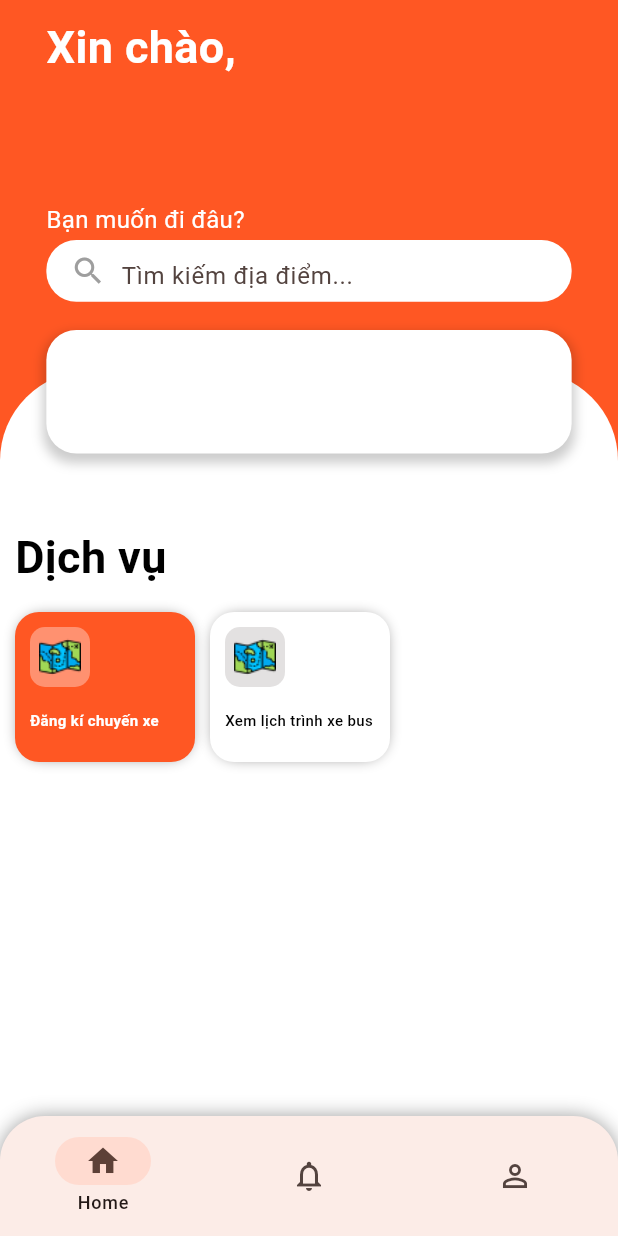
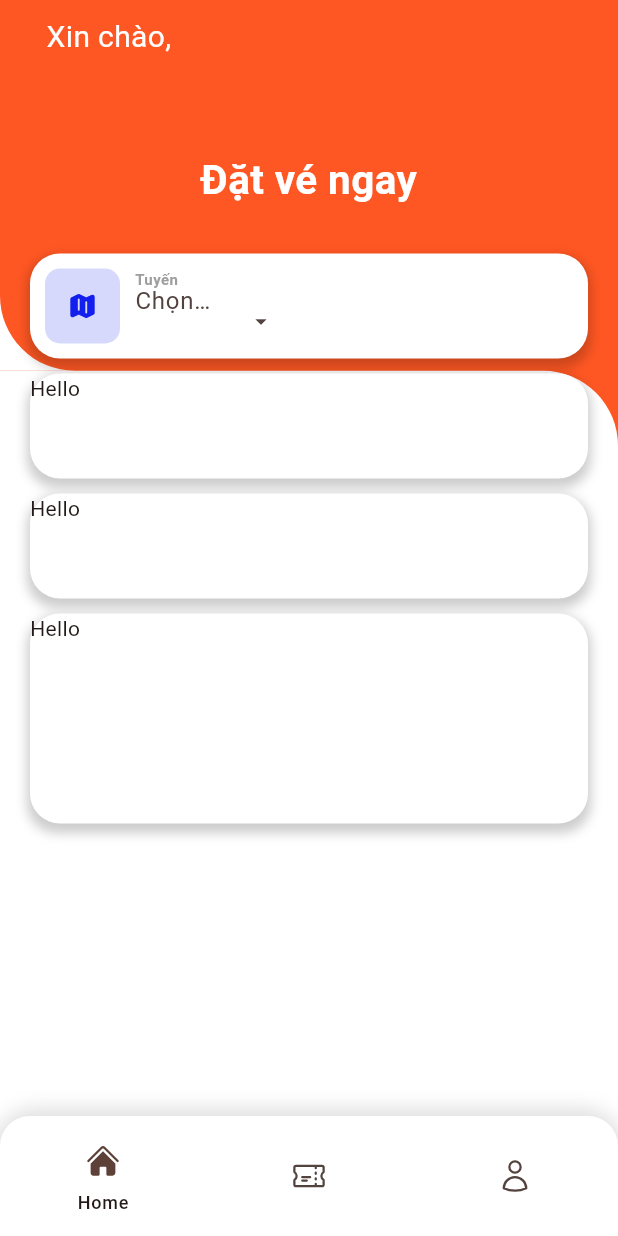
Before and after one commit to Zerker-bot/bus_online_new, a Flutter app: the HomeScreen screen opened by its route, on a phone screen of 412 x 824 dp. Run offline on Flutter 3.47's test engine with Material 3 defaults, Android fonts, the phone set to English and light mode, and no system bars; our stand-ins replace get, get_storage, google_fonts, heroicons, qr_flutter, supabase_flutter; missing offline and left inert: mobile_scanner; accounts and stored records are empty; statements that could not run were skipped.

Commit message:
ui: redesign

```diff
--- /dev/null
+++ b/lib/components/reverse_border_radius.dart
@@ -0,0 +1,69 @@
+import 'dart:math';
+
+import 'package:flutter/material.dart';
+
+class InvertedRoundedRectanglePainter extends CustomPainter {
+  InvertedRoundedRectanglePainter({
+    required this.radius,
+    required this.color,
+  });
+
+  final double radius;
+  final Color color;
+
+  @override
+  void paint(Canvas canvas, Size size) {
+    final cornerSize = Size.square(radius * 2);
+    canvas.drawPath(
+      Path()
+        ..addArc(
+          // top-left arc
+          Offset(0, -radius * 2) & cornerSize,
+          // 180 degree startAngle (left of circle)
+          pi,
+          // -90 degree sweepAngle (counter-clockwise to the bottom)
+          -pi / 2,
+        )
+        // ..arcTo(
+        //   // top-right arc
+        //   Offset(size.width - cornerSize.width, -radius * 2) & cornerSize,
+        //   // 90 degree startAngle (bottom of circle)
+        //   pi / 2,
+        //   // -90 degree sweepAngle (counter-clockwise to the right)
+        //   -pi / 2,
+        //   false,
+        // )
+        // line under the arcs
+        ..lineTo(size.width, 0)
+        ..lineTo(0, 0),
+      Paint()..color = color,
+    );
+  }
+
+  @override
+  bool shouldRepaint(InvertedRoundedRectanglePainter oldDelegate) =>
+      oldDelegate.radius != radius || oldDelegate.color != color;
+}
+
+class ReverseBorderRadius extends StatelessWidget {
+  const ReverseBorderRadius({
+    super.key,
+    required this.radius,
+    required this.color,
+    required this.child,
+  });
+
+  final double radius;
+  final Color color;
+  final Widget child;
+
+  @override
+  Widget build(BuildContext context) {
+    return CustomPaint(
+        painter: InvertedRoundedRectanglePainter(
+          radius: radius,
+          color: color,
+        ),
+        child: child);
+  }
+}
--- a/lib/main.dart
+++ b/lib/main.dart
@@ -1,3 +1,4 @@
+
 import 'dart:async';
 
 import 'package:bus_online/env_key.dart';
@@ -17,15 +18,13 @@ import 'package:bus_online/services/auth_service.dart';
 import 'package:flutter/material.dart';
 import 'package:get/get.dart';
 import 'package:get_storage/get_storage.dart';
+import 'package:google_fonts/google_fonts.dart';
 import 'package:supabase_flutter/supabase_flutter.dart';
 
 void main() async {
   await GetStorage.init();
   WidgetsFlutterBinding.ensureInitialized();
-	 await Supabase.initialize(
-    url: SupabaseKey.url,
-    anonKey: SupabaseKey.apiKey,
-  );
+  await Supabase.initialize(url: SupabaseKey.url, anonKey: SupabaseKey.apiKey);
   runApp(const MyApp());
 }
 
@@ -39,7 +38,9 @@ class MyApp extends StatelessWidget {
       theme: ThemeData(
         colorScheme: ColorScheme.fromSeed(
           // seedColor: Colors.deepPurple, primary: const Color(0xffff5723)),
-            seedColor: const Color(0xffff7E56), primary: const Color(0xffff5723)),
+          seedColor: const Color(0xffff7E56),
+          primary: const Color(0xffff5723),
+        ),
         useMaterial3: true,
       ),
       initialRoute: '/',
@@ -55,7 +56,10 @@ class MyApp extends StatelessWidget {
         GetPage(name: '/dang-ki-chuyen', page: () => BookingPage()),
         GetPage(name: '/chon-chuyen-xe', page: () => ChonChuyenXe()),
         GetPage(name: '/xac-nhan', page: () => XacNhan()),
-				GetPage(name: '/scanner', page: () => const BarcodeScannerWithController()),
+        GetPage(
+          name: '/scanner',
+          page: () => const BarcodeScannerWithController(),
+        ),
         GetPage(name: '/dashboard', page: () => Dashboard()),
       ],
     );
@@ -77,22 +81,31 @@ class SplashScreenState extends State<MyHomePage> {
   @override
   void initState() {
     super.initState();
-    Timer(
-      const Duration(seconds: 3),
-      () {
+    Timer(const Duration(seconds: 3), () {
       if (auth.isLogin()) {
         Get.offNamed('/home');
       } else {
         Get.offNamed('/login');
       }
-      },
-    );
+    });
   }
 
   @override
   Widget build(BuildContext context) {
     return Scaffold(
       body: Center(
+        child: Container(
+          width: MediaQuery.of(context).size.width,
+          decoration: BoxDecoration(
+            gradient: LinearGradient(
+              begin: Alignment.topLeft,
+              end: Alignment.bottomRight,
+              colors: [
+                Color(0xFFFE5723),
+                Color(0xFFC75771)
+              ]
+               ),
+          ),
           child: Column(
             mainAxisAlignment: MainAxisAlignment.center,
             children: <Widget>[
@@ -101,40 +114,42 @@ class SplashScreenState extends State<MyHomePage> {
                 alignment: Alignment.center,
                 children: <Widget>[
                   Container(
-                  width: 210,
-                  height: 210,
+                    width: 200,
+                    height: 200,
                     decoration: const BoxDecoration(
-                      color: Color(0xFFD9D9D9), shape: BoxShape.circle),
+                      color: Color(0xFFD9D9D9),
+                      shape: BoxShape.circle,
                     ),
-                Image.asset(
-                  'assets/images/ic_launcher.png',
-                  width: 200,
                   ),
+                  Image.asset('assets/images/ic_launcher.png', width: 210),
                 ],
               ),
               const SizedBox(height: 20),
-            const Text(
+              Text(
                 'SMART BUS',
                 textAlign: TextAlign.center,
-              style: TextStyle(
+                style: GoogleFonts.staatliches(
                   color: Colors.white,
-                fontSize: 30,
+                  fontSize: 30
                 ),
               ),
               const Spacer(),
-            const Padding(
+              Padding(
                 padding: EdgeInsets.symmetric(vertical: 20),
                 child: Text(
-                'by Tin and Tien',
-                style: TextStyle(
-                  backgroundColor: Colors.transparent,
+                  'Made by Tin & Tien',
+                  style: GoogleFonts.rancho(
+                    // backgroundColor: Colors.transparent,
                     fontSize: 15,
                     color: Colors.white,
                   ),
                 ),
               ),
-          ])),
-      backgroundColor: Theme.of(context).colorScheme.primary,
+            ],
+          ),
+        ),
+      ),
+      // backgroundColor: Theme.of(context).colorScheme.primary,
     );
   }
 }
--- a/lib/pages/home.dart
+++ b/lib/pages/home.dart
@@ -1,11 +1,11 @@
+import "package:bus_online/components/reverse_border_radius.dart";
+import "package:bus_online/controllers/dang_ki_controller.dart";
 import "package:bus_online/pages/personal.dart";
-// import "package:bus_online/pages/service.dart";
 import "package:bus_online/pages/message.dart";
-// import "package:bus_online/services/auth_service.dart";
-import 'package:bus_online/components/service_item.dart';
 import "package:bus_online/services/auth_service.dart";
-import 'package:bus_online/storage/user_storage.dart';
 import "package:flutter/material.dart";
+import "package:get/get.dart";
+import "package:heroicons/heroicons.dart";
 
 class HomeScreen extends StatefulWidget {
   const HomeScreen({super.key});
@@ -13,10 +13,9 @@ class HomeScreen extends StatefulWidget {
   @override
   State<HomeScreen> createState() => _HomeScreenState();
 }
+
 class _HomeScreenState extends State<HomeScreen> {
   int bottomSelectedIndex = 0;
-
-  AuthService auth = AuthService();
 
   PageController pageController = PageController(
     initialPage: 0,
@@ -40,34 +39,48 @@ class _HomeScreenState extends State<HomeScreen> {
     });
   }
 
-  String getUserName() {
-    return auth.getName();
-  }
-
   @override
   Widget build(BuildContext context) {
     return Scaffold(
       bottomNavigationBar: Container(
         decoration: const BoxDecoration(
+          color: Colors.white,
           borderRadius: BorderRadius.only(
             topLeft: Radius.circular(30),
             topRight: Radius.circular(30),
           ),
           boxShadow: [
-            BoxShadow(color: Colors.black38, spreadRadius: 0, blurRadius: 10),
+            BoxShadow(color: Colors.black12, spreadRadius: 5, blurRadius: 10),
           ],
         ),
         child: ClipRRect(
           borderRadius: const BorderRadius.only(
-            topLeft: Radius.circular(30.0),
-            topRight: Radius.circular(30.0),
+            topLeft: Radius.circular(20.0),
+            topRight: Radius.circular(20.0),
           ),
           child: NavigationBar(
+            backgroundColor: Colors.white,
             surfaceTintColor: Colors.white,
-            destinations: const [
-              NavigationDestination(icon: Icon(Icons.home), label: 'Home'),
+            indicatorColor: Colors.transparent,
+            destinations: [
               NavigationDestination(
-                icon: Icon(Icons.notifications_none),
+                icon: HeroIcon(
+                  HeroIcons.home,
+                  style:
+                      bottomSelectedIndex == 0
+                          ? HeroIconStyle.solid
+                          : HeroIconStyle.outline,
+                ),
+                label: 'Home',
+              ),
+              NavigationDestination(
+                icon: HeroIcon(
+                  HeroIcons.ticket,
+                  style:
+                      bottomSelectedIndex == 1
+                          ? HeroIconStyle.solid
+                          : HeroIconStyle.outline,
+                ),
                 label: 'Thông báo',
               ),
               // NavigationDestination(
@@ -75,7 +88,13 @@ class _HomeScreenState extends State<HomeScreen> {
               //   label: 'Dịch vụ',
               // ),
               NavigationDestination(
-                icon: Icon(Icons.perm_identity),
+                icon: HeroIcon(
+                  HeroIcons.user,
+                  style:
+                      bottomSelectedIndex == 2
+                          ? HeroIconStyle.solid
+                          : HeroIconStyle.outline,
+                ),
                 label: 'Cá nhân',
               ),
             ],
@@ -94,7 +113,7 @@ class _HomeScreenState extends State<HomeScreen> {
             onPageChanged(index);
           },
           children: <Widget>[
-            HomePage(userName: getUserName()),
+            HomePage(),
             MessagePage(),
             // ServicePage(),
             PersonalPage(),
@@ -107,11 +126,10 @@ class _HomeScreenState extends State<HomeScreen> {
 }
 
 class HomePage extends StatelessWidget {
-  HomePage({super.key, this.userName});
-
-  final String? userName;
+  HomePage({super.key});
 
   final AuthService auth = AuthService();
+  final DangKiVeController controller = Get.put(DangKiVeController());
 
   @override
   Widget build(BuildContext context) {
@@ -125,25 +143,58 @@ class HomePage extends StatelessWidget {
             top: MediaQuery.of(context).size.height * 0.3,
             left: 0,
             right: 0,
+            child: ReverseBorderRadius(
+              radius: 50,
+              color: Colors.white,
               child: Container(
                 width: double.infinity,
                 height: MediaQuery.of(context).size.height * 0.7,
                 decoration: BoxDecoration(
+                  borderRadius: BorderRadius.only(
+                    topRight: Radius.circular(50),
+                  ),
                   color: Colors.white,
-                borderRadius: BorderRadius.only(
-                  topLeft: Radius.circular(60),
-                  topRight: Radius.circular(60),
                 ),
               ),
             ),
           ),
           Positioned(
-            top: 220,
+            top: 10,
             left: MediaQuery.of(context).size.width * 0.075,
             right: MediaQuery.of(context).size.width * 0.075,
-            child: Container(
-              height: MediaQuery.of(context).size.height * 0.1,
-              width: MediaQuery.of(context).size.width * 0.85,
+            child: Text(
+              'Xin chào,\n${auth.getName()}',
+              style: TextStyle(
+                fontSize: 20,
+                fontWeight: FontWeight.w400,
+                color: Colors.white,
+              ),
+            ),
+          ),
+          Positioned.fill(
+            top: 100,
+            child: Padding(
+              padding: const EdgeInsets.symmetric(horizontal: 20),
+              child: Column(
+                crossAxisAlignment: CrossAxisAlignment.center,
+                spacing: 10,
+                children: [
+                  SizedBox(
+                    width: double.infinity,
+                    child: Text(
+                      "Đặt vé ngay",
+                      textAlign: TextAlign.center,
+                      style: TextStyle(
+                        fontSize: 27,
+                        fontWeight: FontWeight.w600,
+                        color: Colors.white,
+                      ),
+                    ),
+                  ),
+                  SizedBox(height: 10,),
+                  Container(
+                    height: 70,
+                    width: double.infinity,
                     decoration: BoxDecoration(
                       color: Colors.white,
                       borderRadius: BorderRadius.circular(20),
@@ -156,126 +207,120 @@ class HomePage extends StatelessWidget {
                         ),
                       ],
                     ),
+                    child: Padding(
+                      padding: const EdgeInsets.all(10),
+                      child: Row(
+                        children: [
+                          Container(
+                            width: 50,
+                            height: double.infinity,
+                            decoration: BoxDecoration(
+                              color: Color(0xFFd7d9fc),
+                              borderRadius: BorderRadius.circular(10),
                             ),
-          ),
-          Positioned(
-            top: 10,
-            left: MediaQuery.of(context).size.width * 0.075,
-            right: MediaQuery.of(context).size.width * 0.075,
-            child: Text(
-              'Xin chào,\n$userName',
-              style: TextStyle(
-                fontSize: 30,
-                fontWeight: FontWeight.bold,
-                color: Colors.white,
+                            child: Padding(
+                              padding: const EdgeInsets.all(2),
+                              child: HeroIcon(
+                                HeroIcons.map,
+                                style: HeroIconStyle.solid,
+                                size: 20,
+                                color: Color(0xFF1320ed),
                               ),
                             ),
                           ),
-          Positioned(
-            top: 135,
-            left: MediaQuery.of(context).size.width * 0.075,
-            right: MediaQuery.of(context).size.width * 0.075,
-            child: Text(
-              'Bạn muốn đi đâu?',
+                          SizedBox(width: 10),
+                          Column(
+                            crossAxisAlignment: CrossAxisAlignment.start,
+                            children: [
+                              Text(
+                                'Tuyến',
                                 style: TextStyle(
-                fontSize: 16,
-                fontWeight: FontWeight.normal,
-                color: Colors.white,
+                                  fontSize: 10,
+                                  fontWeight: FontWeight.w600,
+                                  color: Colors.grey,
                                 ),
                               ),
+                              Obx(
+                                () => DropdownMenu(
+                                  controller: controller.tuyenTextController,
+                                  dropdownMenuEntries:
+                                      controller.listOfTuyen.map((element) {
+                                        return DropdownMenuEntry(
+                                          value: element,
+                                          label: element.tenTuyen,
+                                        );
+                                      }).toList(),
+                                  onSelected: controller.setTuyen,
+                                  hintText: "Chọn tuyến đường",
+                                  inputDecorationTheme:
+                                      const InputDecorationTheme(
+                                        constraints: BoxConstraints(
+                                          maxHeight: 20,
                                         ),
-          Positioned(
-            top: 160,
-            left: MediaQuery.of(context).size.width * 0.075,
-            right: MediaQuery.of(context).size.width * 0.075,
-            child: Container(
-              padding: EdgeInsets.symmetric(horizontal: 16),
-              height: MediaQuery.of(context).size.height * 0.05,
-              width: MediaQuery.of(context).size.width * 0.85,
-              decoration: BoxDecoration(
-                color: Colors.white,
-                borderRadius: BorderRadius.circular(20),
-              ),
-              child: Row(
-                children: [
-                  Icon(Icons.search, color: Colors.grey),
-                  SizedBox(width: 10),
-                  Expanded(
-                    child: TextField(
-                      decoration: InputDecoration(
-                        hintText: 'Tìm kiếm địa điểm...',
+                                        isDense: true,
                                         border: InputBorder.none,
                                       ),
                                 ),
                               ),
                             ],
                           ),
-            ),
-          ),
-
-          Positioned(
-            top: 350,
-            left: 0,
-            right: 0,
-            child: Column(
-              crossAxisAlignment: CrossAxisAlignment.start,
-              children: [
-                Padding(
-                  padding: const EdgeInsets.only(left: 10),
-                  child: Text(
-                    'Dịch vụ',
-                    textAlign: TextAlign.left,
-                    style: TextStyle(
-                      fontSize: 30,
-                      fontWeight: FontWeight.bold,
-                      color: Colors.black,
+                        ],
                       ),
                     ),
                   ),
                   Container(
-                  padding: const EdgeInsets.fromLTRB(10, 15, 10, 0),
-                  child: Column(
-                    crossAxisAlignment: CrossAxisAlignment.start,
-                    children: [
-                      (auth.getRole() == "driver"
-                          ? const Wrap(
-                            spacing: 10,
-                            runSpacing: 10,
-                            children: [
-                              ServiceItem(
-                                logoPath: 'assets/images/leather-jacket-1.png',
-                                title: 'Quét mã QR',
-                                routePath: '/dashboard',
-                                primary: true,
-                              ),
-                              ServiceItem(
-                                logoPath: 'assets/images/leather-jacket-1.png',
-                                title: 'Xem lịch trình xe bus',
-                                routePath: '/tuyen',
+                    height: 70,
+                    width: double.infinity,
+                    decoration: BoxDecoration(
+                      color: Colors.white,
+                      borderRadius: BorderRadius.circular(20),
+                      boxShadow: [
+                        BoxShadow(
+                          color: Colors.black.withValues(alpha: 0.2),
+                          spreadRadius: 2,
+                          blurRadius: 6,
+                          offset: Offset(0, 4),
                         ),
                       ],
-                          )
-                          : const Wrap(
-                            spacing: 10,
-                            runSpacing: 10,
-                            children: [
-                              ServiceItem(
-                                logoPath: 'assets/images/leather-jacket-1.png',
-                                title: 'Đăng kí chuyến xe',
-                                routePath: '/danh-sach-dang-ki',
-                                primary: true,
                     ),
-                              ServiceItem(
-                                logoPath: 'assets/images/leather-jacket-1.png',
-                                title: 'Xem lịch trình xe bus',
-                                routePath: '/tuyen',
+                    child: Text("Hello"),
+                  ),
+                  Container(
+                    height: 70,
+                    width: double.infinity,
+                    decoration: BoxDecoration(
+                      color: Colors.white,
+                      borderRadius: BorderRadius.circular(20),
+                      boxShadow: [
+                        BoxShadow(
+                          color: Colors.black.withValues(alpha: 0.2),
+                          spreadRadius: 2,
+                          blurRadius: 6,
+                          offset: Offset(0, 4),
                         ),
                       ],
-                          )),
+                    ),
+                    child: Text("Hello"),
+                  ),
+                  Container(
+                    height: 140,
+                    width: double.infinity,
+                    decoration: BoxDecoration(
+                      color: Colors.white,
+                      borderRadius: BorderRadius.circular(20),
+                      boxShadow: [
+                        BoxShadow(
+                          color: Colors.black.withValues(alpha: 0.2),
+                          spreadRadius: 2,
+                          blurRadius: 6,
+                          offset: Offset(0, 4),
+                        ),
                       ],
                     ),
+                    child: Text("Hello"),
                   ),
                 ],
+              ),
             ),
           ),
         ],
--- a/lib/pages/personal.dart
+++ b/lib/pages/personal.dart
@@ -1,5 +1,4 @@
 import 'package:bus_online/services/auth_service.dart';
-import 'package:bus_online/storage/user_storage.dart';
 import 'package:flutter/material.dart';
 
 class PersonalPage extends StatelessWidget {
--- a/pubspec.yaml
+++ b/pubspec.yaml
@@ -36,10 +36,11 @@ dependencies:
   cupertino_icons: ^1.0.8
   get:
   get_storage:
-  http:
   mobile_scanner: ^6.0.7
   supabase_flutter: ^2.8.4
   qr_flutter: ^4.1.0
+  google_fonts: ^6.2.1
+  heroicons: ^0.11.0
 
 dev_dependencies:
   flutter_test:
```
Also changed, not shown: pubspec.lock. Lines whose indentation alone changed are shown as unchanged.
